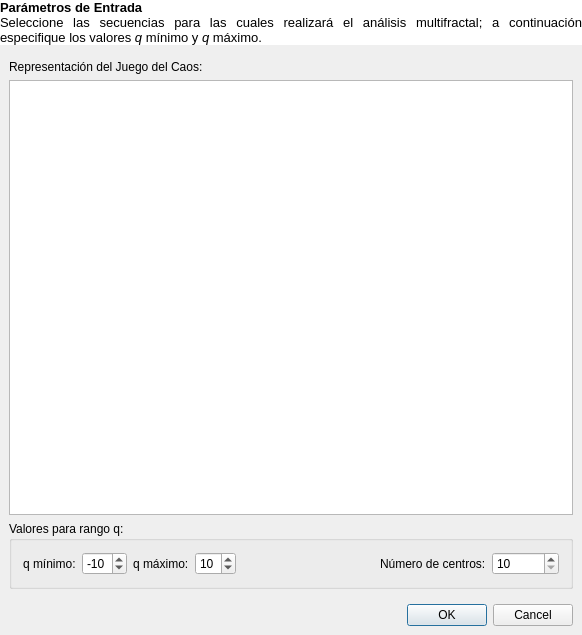
This is src/gui/MfaParametersForm.ui in hspitia/GenomAMf as Qt 5 draws it before an edit. The edited form follows.
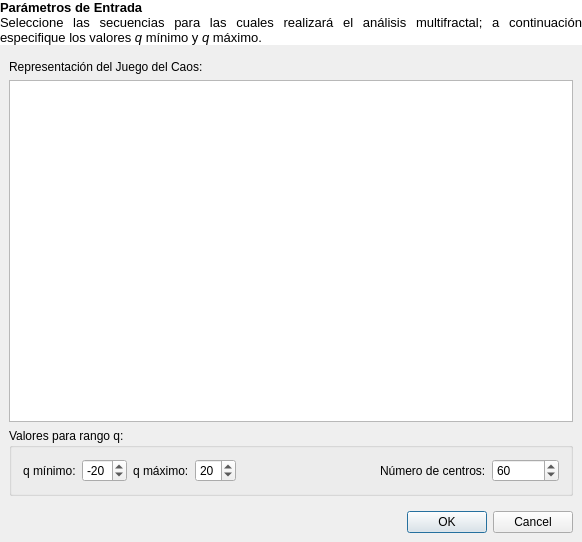
This is the edited form. Icons and pictures are not drawn.

Patch:
```diff
--- a/src/gui/MfaParametersForm.ui
+++ b/src/gui/MfaParametersForm.ui
@@ -7,7 +7,7 @@
     <x>0</x>
     <y>0</y>
     <width>582</width>
-    <height>635</height>
+    <height>542</height>
    </rect>
   </property>
   <property name="windowTitle">
@@ -130,7 +130,7 @@
                  <number>-2</number>
                 </property>
                 <property name="value">
-                 <number>-10</number>
+                 <number>-20</number>
                 </property>
                </widget>
               </item>
@@ -154,7 +154,7 @@
                  <number>70</number>
                 </property>
                 <property name="value">
-                 <number>10</number>
+                 <number>20</number>
                 </property>
                </widget>
               </item>
@@ -192,7 +192,7 @@
                <number>10</number>
               </property>
               <property name="value">
-               <number>10</number>
+               <number>60</number>
               </property>
              </widget>
             </item>
```
